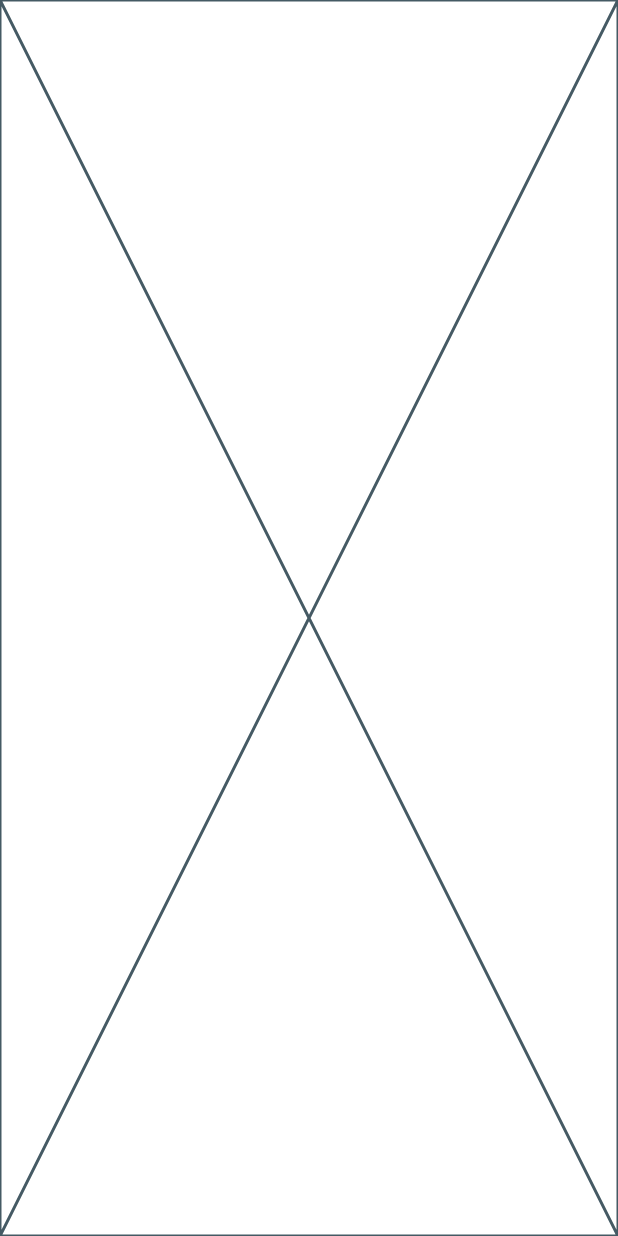
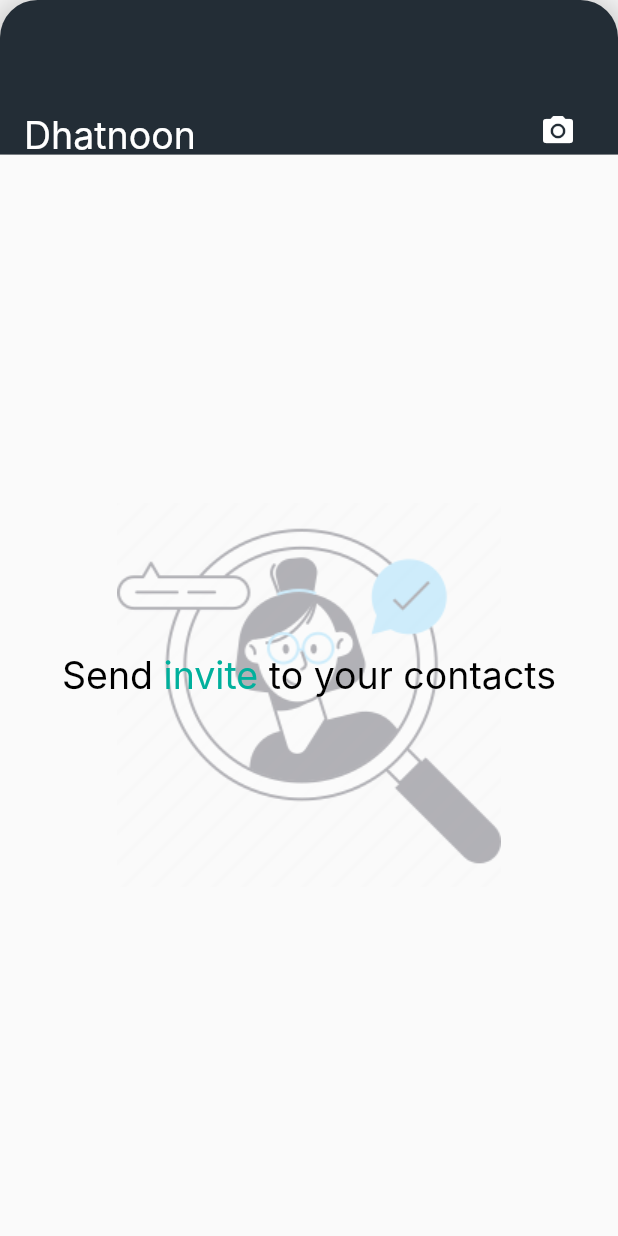
Before and after one commit to oiiakm/Dhatnoon, a Flutter app: the screen it shows after launch, on a phone screen of 412 x 824 dp. Run offline on Flutter 3.47's test engine with Material 2 defaults, Android fonts, the light colour scheme and no system bars; our stand-ins replace get; Roboto replaces fonts that are missing (Inter).

Commit message:
Initial Home Page UI completed

```diff
--- a/lib/config/routes/route_config.dart
+++ b/lib/config/routes/route_config.dart
@@ -1,9 +1,11 @@
 import 'package:dhatnoon/config/routes/route_name.dart';
 import 'package:dhatnoon/features/auth/presentation/pages/authentication.dart';
+import 'package:dhatnoon/features/home/presentation/pages/initial_home_page.dart';
 import 'package:get/get.dart';
 
 class AppRoutes {
   static final List<GetPage> pages = [
-    GetPage(name: RouteName.authRouteName, page: () => const AuthenticationPage()),
+    // GetPage(name: RouteName.authRouteName, page: () => const AuthenticationPage()),
+    GetPage(name: RouteName.initialHomeRouteName, page: () => const InitialHomePage()),
   ];
 }
--- a/lib/config/routes/route_name.dart
+++ b/lib/config/routes/route_name.dart
@@ -1,4 +1,5 @@
 class RouteName {
-  static const authRouteName = '/';
+  // static const authRouteName = '/';
   static const errorRouteName = '/';
+  static const initialHomeRouteName = '/';
 }
--- /dev/null
+++ b/lib/features/home/presentation/pages/initial_home_page.dart
@@ -0,0 +1,82 @@
+import 'package:dhatnoon/features/home/presentation/widgets/header_widget.dart';
+import 'package:flutter/material.dart';
+import 'package:get/get.dart';
+
+class InitialHomePage extends StatelessWidget {
+  const InitialHomePage({super.key});
+
+  @override
+  Widget build(BuildContext context) {
+    double screenHeight = Get.height;
+    return Scaffold(
+      body: Column(
+        children: [
+          const HeaderWidget(),
+          SizedBox(
+            height: screenHeight - screenHeight / 8,
+            child: Center(
+              child: Stack(
+                alignment: Alignment.topCenter,
+                children: [
+                  Container(
+                    height: 256,
+                    width: 256,
+                    decoration: const BoxDecoration(
+                      image: DecorationImage(
+                        image: AssetImage(
+                            'assets/images/home/initial_home_page.png'),
+                        fit: BoxFit.cover,
+                      ),
+                    ),
+                  ),
+                  Padding(
+                    padding: const EdgeInsets.only(top: 100.0),
+                    child: GestureDetector(
+                      onTap: () {},
+                      child: const Text.rich(
+                        TextSpan(
+                          children: [
+                            TextSpan(
+                              text: 'Send ',
+                              style: TextStyle(
+                                color: Colors.black,
+                                fontSize: 25,
+                                fontFamily: 'Inter',
+                                fontWeight: FontWeight.w400,
+                                height: 0,
+                              ),
+                            ),
+                            TextSpan(
+                              text: 'invite',
+                              style: TextStyle(
+                                color: Color(0xFF00B09C),
+                                fontSize: 25,
+                                fontFamily: 'Inter',
+                                fontWeight: FontWeight.w400,
+                                height: 0,
+                              ),
+                            ),
+                            TextSpan(
+                              text: ' to your contacts',
+                              style: TextStyle(
+                                color: Colors.black,
+                                fontSize: 25,
+                                fontFamily: 'Inter',
+                                fontWeight: FontWeight.w400,
+                                height: 0,
+                              ),
+                            ),
+                          ],
+                        ),
+                      ),
+                    ),
+                  ),
+                ],
+              ),
+            ),
+          ),
+        ],
+      ),
+    );
+  }
+}
--- /dev/null
+++ b/lib/features/home/presentation/widgets/header_widget.dart
@@ -0,0 +1,89 @@
+import 'package:flutter/material.dart';
+import 'package:flutter/services.dart';
+import 'package:get/get.dart';
+
+class HeaderWidget extends StatelessWidget {
+  const HeaderWidget({super.key});
+
+  @override
+  Widget build(BuildContext context) {
+    double screenWidth = Get.width;
+    double screenHeight = Get.height;
+
+    SystemChrome.setSystemUIOverlayStyle(
+      const SystemUiOverlayStyle(
+        statusBarColor: Color(0xFF232D36),
+      ),
+    );
+
+    return SizedBox(
+      width: screenWidth,
+      height: screenHeight / 8,
+      child: Stack(
+        children: [
+          Container(
+            width: screenWidth,
+            decoration: const BoxDecoration(
+              color: Color(0xFF232D36),
+              borderRadius: BorderRadius.only(
+                topLeft: Radius.circular(25),
+                topRight: Radius.circular(25),
+              ),
+              boxShadow: [
+                BoxShadow(
+                  color: Color(0x3F000000),
+                  blurRadius: 20,
+                  offset: Offset(0, 4),
+                  spreadRadius: 4,
+                ),
+              ],
+            ),
+          ),
+          const Positioned(
+            left: 16,
+            top: 75,
+            child: Text(
+              'Dhatnoon',
+              style: TextStyle(
+                color: Colors.white,
+                fontSize: 25,
+                fontFamily: 'Inter',
+                fontWeight: FontWeight.w400,
+              ),
+            ),
+          ),
+          Positioned(
+              left: 360,
+              top: 75,
+              child: GestureDetector(
+                onTap: () {},
+                child: const Icon(
+                  Icons.camera_alt,
+                  color: Colors.white,
+                ),
+              )),
+          Positioned(
+              left: 410,
+              top: 75,
+              child: GestureDetector(
+                onTap: () {},
+                child: const Icon(
+                  Icons.search,
+                  color: Colors.white,
+                ),
+              )),
+          Positioned(
+              left: 460,
+              top: 75,
+              child: GestureDetector(
+                onDoubleTap: () {},
+                child: const Icon(
+                  Icons.more_vert_outlined,
+                  color: Colors.white,
+                ),
+              )),
+        ],
+      ),
+    );
+  }
+}
--- a/lib/main.dart
+++ b/lib/main.dart
@@ -17,7 +17,7 @@ class MyApp extends StatelessWidget {
       builder: (context) {
         return GetMaterialApp(
           debugShowCheckedModeBanner: false,
-          initialRoute: RouteName.authRouteName,
+          initialRoute: RouteName.initialHomeRouteName,
           unknownRoute: GetPage(
               name: RouteName.errorRouteName, page: () => const ErrorPage()),
           getPages: AppRoutes.pages,
--- a/pubspec.yaml
+++ b/pubspec.yaml
@@ -61,7 +61,7 @@ flutter:
 
   # To add assets to your application, add an assets section, like this:
   assets:
-    - assets/
+    - assets/images/home/
   #   - images/a_dot_ham.jpeg
 
   # An image asset can refer to one or more resolution-specific "variants", see
```
Also changed, not shown: assets/images/home/initial_home_page.png (added), 1 other file.
